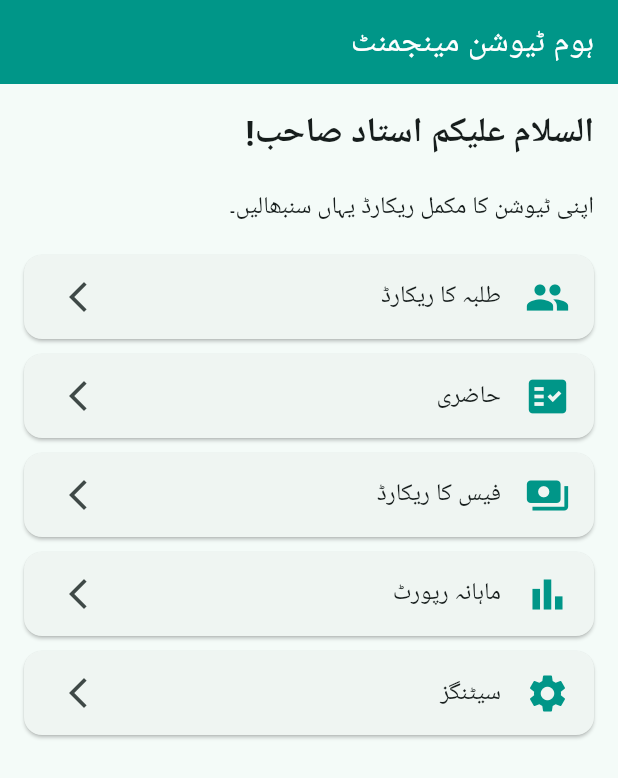
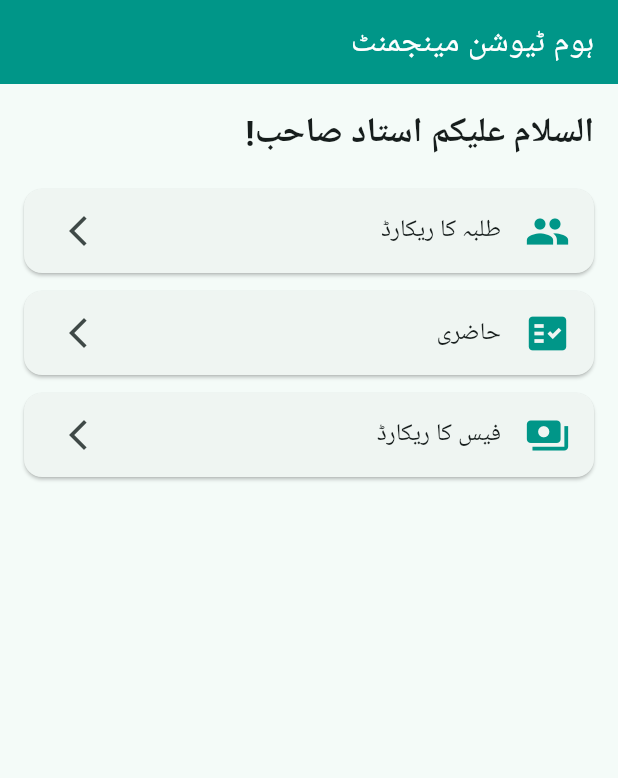
Before and after one commit to awaisjutt92786786-beep/individual-tutor-app1, a Flutter app: the screen it shows after launch, on a phone screen of 412 x 824 dp. Shown: the top 778 px of the screen. Run offline on Flutter 3.47's test engine with Material 3 defaults, Android fonts, the phone set to English and light mode, and no system bars.

Commit message:
Update main.dart

```diff
--- a/lib/main.dart
+++ b/lib/main.dart
@@ -1,5 +1,9 @@
+
 
 import 'package:flutter/material.dart';
+import 'student_page.dart';
+import 'attendance_page.dart';
+import 'fees_page.dart';
 
 void main() {
   runApp(const TutorApp());
@@ -12,11 +16,10 @@ class TutorApp extends StatelessWidget {
   Widget build(BuildContext context) {
     return MaterialApp(
       debugShowCheckedModeBanner: false,
-      title: 'Home Tuition',
+      title: 'Home Tuition Management',
       theme: ThemeData(
         colorSchemeSeed: Colors.teal,
         useMaterial3: true,
-        fontFamily: 'Roboto',
       ),
       home: const DashboardPage(),
     );
@@ -25,6 +28,13 @@ class TutorApp extends StatelessWidget {
 
 class DashboardPage extends StatelessWidget {
   const DashboardPage({super.key});
+
+  void openPage(BuildContext context, Widget page) {
+    Navigator.push(
+      context,
+      MaterialPageRoute(builder: (_) => page),
+    );
+  }
 
   @override
   Widget build(BuildContext context) {
@@ -36,10 +46,8 @@ class DashboardPage extends StatelessWidget {
           backgroundColor: Colors.teal,
           foregroundColor: Colors.white,
         ),
-        body: Padding(
+        body: ListView(
           padding: const EdgeInsets.all(16),
-          child: Column(
-            crossAxisAlignment: CrossAxisAlignment.stretch,
           children: [
             const Text(
               'السلام علیکم استاد صاحب!',
@@ -49,90 +57,44 @@ class DashboardPage extends StatelessWidget {
               ),
             ),
             const SizedBox(height: 20),
-              const Text(
-                'اپنی ٹیوشن کا مکمل ریکارڈ یہاں سنبھالیں۔',
-                style: TextStyle(fontSize: 16),
-              ),
-              const SizedBox(height: 20),
-              dashboardCard(
+            dashboardButton(
               context,
               'طلبہ کا ریکارڈ',
               Icons.people,
-                () => openPage(context, 'طلبہ کا ریکارڈ'),
+              const StudentPage(),
             ),
-              dashboardCard(
+            dashboardButton(
               context,
               'حاضری',
               Icons.fact_check,
-                () => openPage(context, 'حاضری'),
+              const AttendancePage(),
             ),
-              dashboardCard(
+            dashboardButton(
               context,
               'فیس کا ریکارڈ',
               Icons.payments,
-                () => openPage(context, 'فیس کا ریکارڈ'),
-              ),
-              dashboardCard(
-                context,
-                'ماہانہ رپورٹ',
-                Icons.bar_chart,
-                () => openPage(context, 'ماہانہ رپورٹ'),
-              ),
-              dashboardCard(
-                context,
-                'سیٹنگز',
-                Icons.settings,
-                () => openPage(context, 'سیٹنگز'),
+              const FeesPage(),
             ),
           ],
-          ),
         ),
       ),
     );
   }
 
-  Widget dashboardCard(
+  Widget dashboardButton(
     BuildContext context,
     String title,
     IconData icon,
-    VoidCallback onTap,
+    Widget page,
   ) {
     return Card(
-      margin: const EdgeInsets.only(bottom: 10),
+      margin: const EdgeInsets.only(bottom: 12),
       child: ListTile(
         leading: Icon(icon, color: Colors.teal, size: 30),
         title: Text(title),
         trailing: const Icon(Icons.arrow_forward_ios),
-        onTap: onTap,
-      ),
-    );
-  }
-
-  void openPage(BuildContext context, String title) {
-    Navigator.push(
-      context,
-      MaterialPageRoute(
-        builder: (_) => SimplePage(title: title),
+        onTap: () => openPage(context, page),
       ),
     );
   }
 }
-
-class SimplePage extends StatelessWidget {
-  final String title;
-
-  const SimplePage({super.key, required this.title});
-
-  @override
-  Widget build(BuildContext context) {
-    return Scaffold(
-      appBar: AppBar(title: Text(title)),
-      body: Center(
-        child: Text(
-          '$title کا صفحہ',
-          style: const TextStyle(fontSize: 22),
-        ),
-      ),
-    );
-  }
-}
```
Lines whose indentation alone changed are shown as unchanged.
